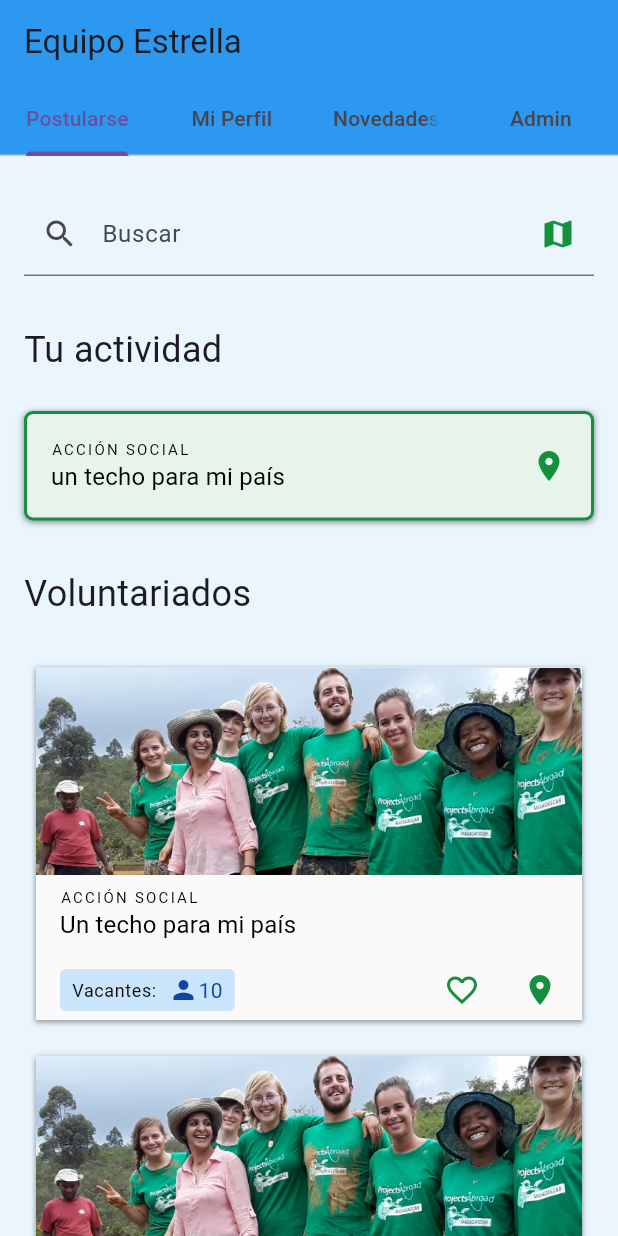
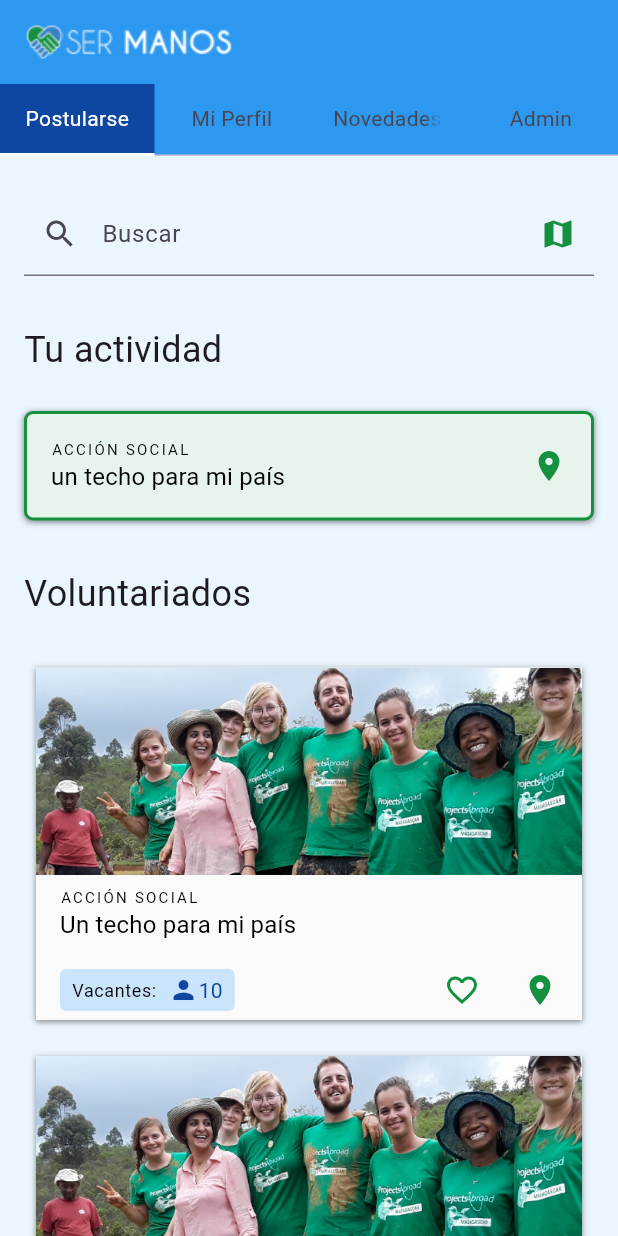
Before and after one commit to anitacruz/equipo_estrella, a Flutter app: the screen it shows after launch, on a phone screen of 412 x 824 dp. Run offline on Flutter 3.47's test engine with Material 2 defaults, Android fonts, the phone set to English and light mode, and no system bars; our stand-ins replace cloud_firestore, firebase_core; accounts and stored records are empty; statements that could not run were skipped.

Commit message:
refactor: appbar style

```diff
--- a/lib/main.dart
+++ b/lib/main.dart
@@ -1,5 +1,6 @@
 import 'package:equipo_estrella/admintab.dart';
 import 'package:equipo_estrella/commons/colors.dart';
+import 'package:equipo_estrella/commons/fonts.dart';
 import 'package:equipo_estrella/hometab.dart';
 import 'package:equipo_estrella/widgets/no_volunteer_card.dart';
 import 'package:flutter/material.dart';
@@ -48,10 +49,37 @@
         child: Scaffold(
             backgroundColor: ManosColors.secondary10,
             appBar: AppBar(
-              title: Text(widget.title),
+              title: Row(mainAxisAlignment: MainAxisAlignment.start, children: [
+                Image.asset(
+                  "assets/logo_rectangular.png",
+                  // fit: BoxFit.fitWidth,
+                  fit: BoxFit.fitHeight,
+                )
+              ]),
+              // title: Text(widget.title),
               backgroundColor: ManosColors.secondary100,
-              bottom: const TabBar(
-                tabs: [
+              bottom: TabBar(
+                unselectedLabelColor: ManosColors.labelGrey,
+                labelColor: ManosColors.neutral100,
+                labelStyle: ManosFonts.b1(color: ManosColors.neutral100),
+                indicatorSize: TabBarIndicatorSize.tab,
+                indicatorColor: ManosColors.neutral100,
+                indicator: const BoxDecoration(
+                    border: Border(
+                      bottom: BorderSide(
+                        color: ManosColors.neutral100,
+                        width: 2.0,
+                      ),
+                    ),
+                    color: ManosColors.secondary200),
+
+                // indicator: const UnderlineTabIndicator(
+                //   borderSide: BorderSide(
+                //       color: ManosColors.neutral100,
+                //       width: 2,
+                //       style: BorderStyle.solid),
+                // ),
+                tabs: const [
                   Tab(text: "Postularse"),
                   Tab(
                     text: "Mi Perfil",
```
Also changed, not shown: assets/logo_rectangular.png (added).
